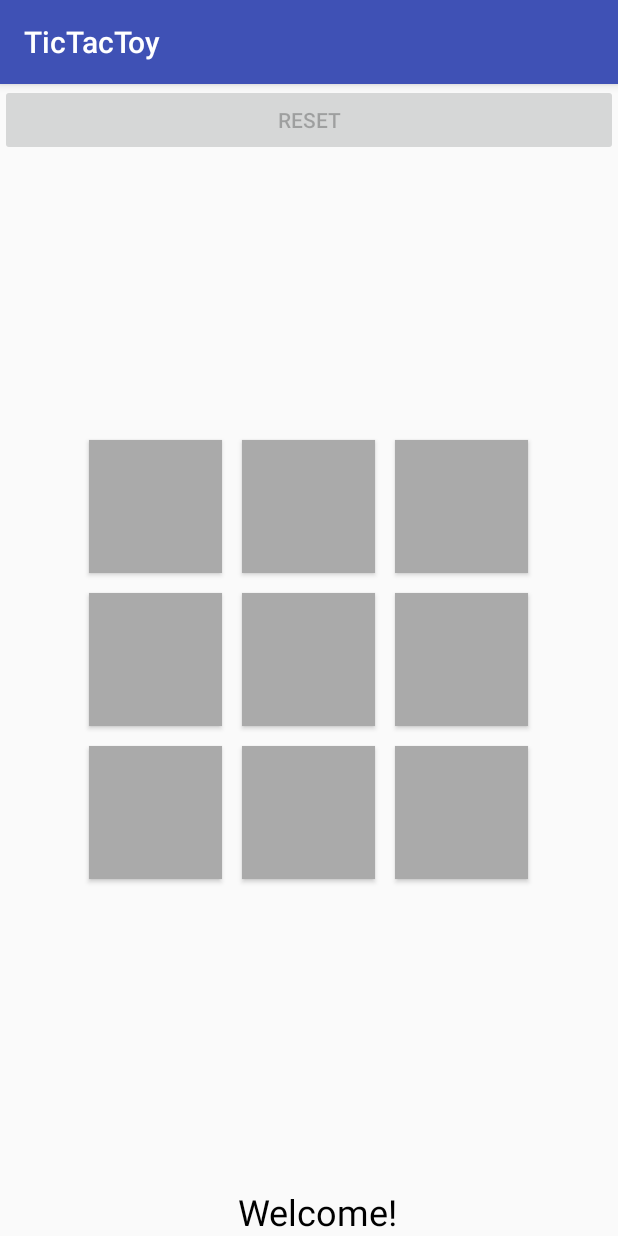
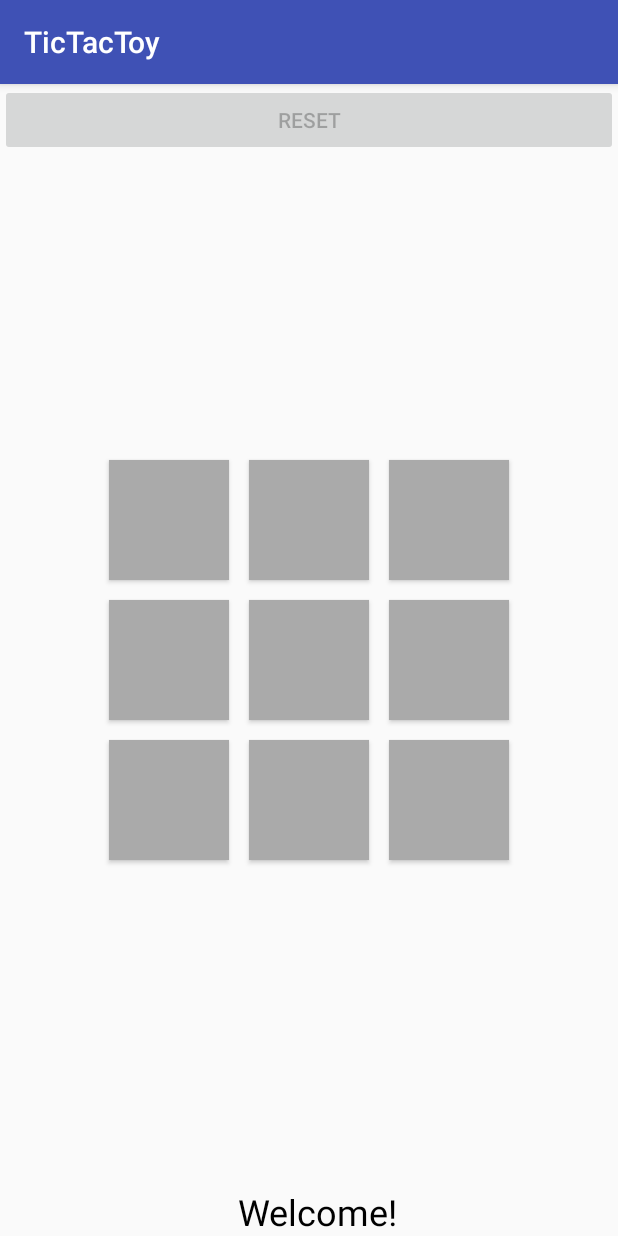
Before and after one commit to jugomo/TicTacToy, an Android app: the screen it shows after launch (MainActivity), on a phone screen of 412 x 824 dp. Run offline under Robolectric (Android 15) with nearby library versions, the phone set to English and light mode, and no system bars.

Commit message:
migrate to androidX migrate to Graddle 8 migrate to ViewBinding

```diff
--- a/app/src/main/AndroidManifest.xml
+++ b/app/src/main/AndroidManifest.xml
@@ -1,6 +1,5 @@
 <?xml version="1.0" encoding="utf-8"?>
 <manifest xmlns:android="http://schemas.android.com/apk/res/android"
-    package="com.site11.jugomo.tictactoy"
     android:installLocation="auto">
 
     <application
@@ -12,7 +11,8 @@
         android:theme="@style/AppTheme">
         <activity
             android:name=".MainActivity"
-            android:screenOrientation="portrait">
+            android:screenOrientation="fullSensor"
+            android:exported="true">
             <intent-filter>
                 <action android:name="android.intent.action.MAIN" />
 
--- a/app/src/main/res/layout/activity_main.xml
+++ b/app/src/main/res/layout/activity_main.xml
@@ -27,30 +27,33 @@
 
             <Button
                 android:id="@+id/bt1"
-                android:layout_width="40pt"
-                android:layout_height="40pt"
+                android:layout_width="@dimen/cell_size"
+                android:layout_height="@dimen/cell_size"
                 android:layout_margin="3pt"
                 android:background="@android:color/darker_gray"
+                android:contentDescription="1"
                 android:onClick="btClick"
                 android:textColor="#FFFFFF"
                 android:textSize="20sp" />
 
             <Button
                 android:id="@+id/bt2"
-                android:layout_width="40pt"
-                android:layout_height="40pt"
+                android:layout_width="@dimen/cell_size"
+                android:layout_height="@dimen/cell_size"
                 android:layout_margin="3pt"
                 android:background="@android:color/darker_gray"
+                android:contentDescription="2"
                 android:onClick="btClick"
                 android:textColor="#FFFFFF"
                 android:textSize="20sp" />
 
             <Button
                 android:id="@+id/bt3"
-                android:layout_width="40pt"
-                android:layout_height="40pt"
+                android:layout_width="@dimen/cell_size"
+                android:layout_height="@dimen/cell_size"
                 android:layout_margin="3pt"
                 android:background="@android:color/darker_gray"
+                android:contentDescription="3"
                 android:onClick="btClick"
                 android:textColor="#FFFFFF"
                 android:textSize="20sp" />
@@ -63,30 +66,33 @@
 
             <Button
                 android:id="@+id/bt4"
-                android:layout_width="40pt"
-                android:layout_height="40pt"
+                android:layout_width="@dimen/cell_size"
+                android:layout_height="@dimen/cell_size"
                 android:layout_margin="3pt"
                 android:background="@android:color/darker_gray"
+                android:contentDescription="4"
                 android:onClick="btClick"
                 android:textColor="#FFFFFF"
                 android:textSize="20sp" />
 
             <Button
                 android:id="@+id/bt5"
-                android:layout_width="40pt"
-                android:layout_height="40pt"
+                android:layout_width="@dimen/cell_size"
+                android:layout_height="@dimen/cell_size"
                 android:layout_margin="3pt"
                 android:background="@android:color/darker_gray"
+                android:contentDescription="5"
                 android:onClick="btClick"
                 android:textColor="#FFFFFF"
                 android:textSize="20sp" />
 
             <Button
                 android:id="@+id/bt6"
-                android:layout_width="40pt"
-                android:layout_height="40pt"
+                android:layout_width="@dimen/cell_size"
+                android:layout_height="@dimen/cell_size"
                 android:layout_margin="3pt"
                 android:background="@android:color/darker_gray"
+                android:contentDescription="6"
                 android:onClick="btClick"
                 android:textColor="#FFFFFF"
                 android:textSize="20sp" />
@@ -99,30 +105,33 @@
 
             <Button
                 android:id="@+id/bt7"
-                android:layout_width="40pt"
-                android:layout_height="40pt"
+                android:layout_width="@dimen/cell_size"
+                android:layout_height="@dimen/cell_size"
                 android:layout_margin="3pt"
                 android:background="@android:color/darker_gray"
+                android:contentDescription="7"
                 android:onClick="btClick"
                 android:textColor="#FFFFFF"
                 android:textSize="20sp" />
 
             <Button
                 android:id="@+id/bt8"
-                android:layout_width="40pt"
-                android:layout_height="40pt"
+                android:layout_width="@dimen/cell_size"
+                android:layout_height="@dimen/cell_size"
                 android:layout_margin="3pt"
                 android:background="@android:color/darker_gray"
+                android:contentDescription="8"
                 android:onClick="btClick"
                 android:textColor="#FFFFFF"
                 android:textSize="20sp" />
 
             <Button
                 android:id="@+id/bt9"
-                android:layout_width="40pt"
-                android:layout_height="40pt"
+                android:layout_width="@dimen/cell_size"
+                android:layout_height="@dimen/cell_size"
                 android:layout_margin="3pt"
                 android:background="@android:color/darker_gray"
+                android:contentDescription="9"
                 android:onClick="btClick"
                 android:textColor="#FFFFFF"
                 android:textSize="20sp" />
--- /dev/null
+++ b/app/src/main/res/values/dimens.xml
@@ -0,0 +1,4 @@
+<?xml version="1.0" encoding="utf-8"?>
+<resources>
+    <dimen name="cell_size">80dp</dimen>
+</resources>
--- a/gradle.properties
+++ b/gradle.properties
@@ -9,6 +9,10 @@
 
 # Specifies the JVM arguments used for the daemon process.
 # The setting is particularly useful for tweaking memory settings.
+android.enableJetifier=true
+android.nonFinalResIds=false
+android.nonTransitiveRClass=false
+android.useAndroidX=true
 org.gradle.jvmargs=-Xmx1536m
 
 # When configured, Gradle will run in incubating parallel mode.
```
Also changed, not shown: app/build.gradle (+11 -9 lines), app/src/main/java/com/site11/jugomo/tictactoy/MainActivity.kt (+71 -67 lines), build.gradle (+3 -4 lines), gradle/wrapper/gradle-wrapper.properties, 1 other file.
